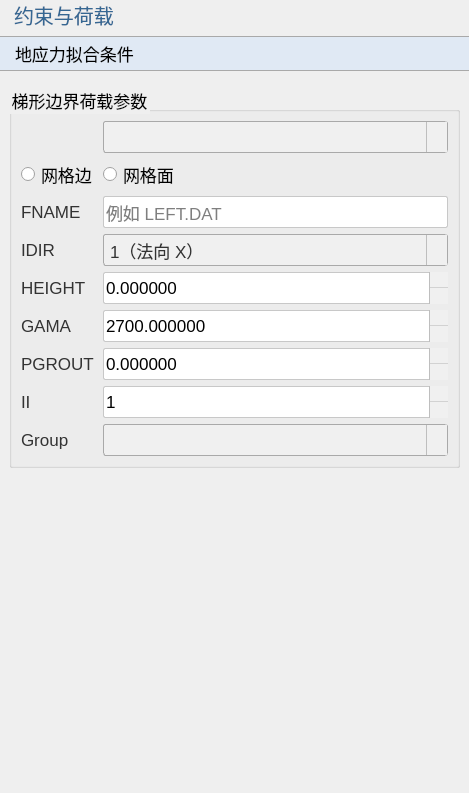
This is plugins/Base_PhysicalField/GeoStressFitFacePage.ui in asd977/base_cae as Qt 5 draws it before an edit. The edited form follows.
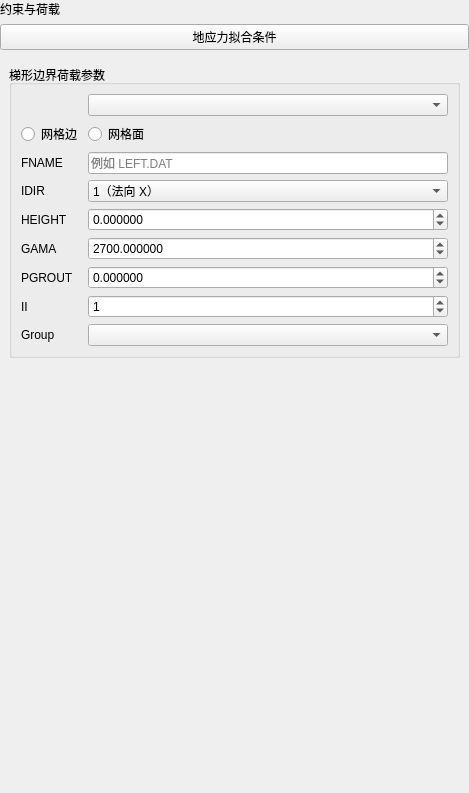
This is the edited form. Icons and pictures are not drawn.

Commit message: fix(ui): place verticalSpacer at page root layout end

The edit to the form file:
```diff
--- a/plugins/Base_PhysicalField/GeoStressFitFacePage.ui
+++ b/plugins/Base_PhysicalField/GeoStressFitFacePage.ui
@@ -13,104 +13,6 @@
   <property name="windowTitle">
    <string>地应力拟合条件</string>
   </property>
-  <property name="styleSheet">
-   <string notr="true">QWidget{
-font-family: &quot;Microsoft YaHei&quot;, &quot;微软雅黑&quot;;
-}
-QPushButton {
-    font-size: 17px;
-    min-height: 32px;
-}
-QPushButton#pushButton {
-    background-color: rgb(224, 233, 244);
-    border-width: 1px;
-    border-color: rgb(121, 121, 121);
-    border-style: solid;
-    min-height: 33px;
-    border-top: 1px solid rgb(169, 169, 169);
-    border-bottom: 1px solid rgb(169, 169, 169);
-    border-left: none;
-    border-right: none;
-    text-align: left;
-    padding-left: 15px;
-    font-size: 17px;
-}
-QLabel {
-    font-size: 17px;
-    color: rgb(51, 51, 51);
-}
-QLabel#pageNameLabel {
-    font-size: 20px;
-    padding-left: 9px;
-    color: rgb(53, 103, 147);
-}
-QLineEdit, QTextEdit, QPlainTextEdit, QSpinBox, QDoubleSpinBox, QDateTimeEdit {
-    border: 1px solid rgb(200, 200, 200);
-    border-radius: 2px;
-    font-size: 17px;
-    min-height: 30px;
-}
-QLineEdit:focus, QTextEdit:focus, QPlainTextEdit:focus,
-QSpinBox:focus, QDoubleSpinBox:focus, QDateTimeEdit:focus {
-    border-color: rgb(100, 100, 255);
-    outline: none;
-}
-QComboBox {
-    font-size: 17px;
-    color: rgb(51, 51, 51);
-    padding-left: 6px;
-    background: rgb(240, 240, 240);
-    border: 1px solid rgb(169, 169, 169);
-    border-radius: 3px;
-    min-height: 30px;
-}
-QComboBox::drop-down {
-    subcontrol-origin: padding;
-    subcontrol-position: top right;
-    width: 20px;
-    background: rgb(240, 240, 240);
-    border-left: 1px solid rgb(190, 190, 190);
-}
-QComboBox::down-arrow {
-    image: url(:/resources/arrow_down_drawn.svg);
-    width: 12px;
-    height: 12px;
-}
-QSpinBox::up-button, QDoubleSpinBox::up-button {
-    subcontrol-origin: border;
-    subcontrol-position: top right;
-    width: 18px;
-    border-left: 1px solid rgb(190, 190, 190);
-    border-bottom: 1px solid rgb(210, 210, 210);
-    background: rgb(240, 240, 240);
-}
-QSpinBox::down-button, QDoubleSpinBox::down-button {
-    subcontrol-origin: border;
-    subcontrol-position: bottom right;
-    width: 18px;
-    border-left: 1px solid rgb(190, 190, 190);
-    background: rgb(240, 240, 240);
-}
-QSpinBox::up-arrow, QDoubleSpinBox::up-arrow {
-    image: url(:/resources/arrow_up_drawn.svg);
-    width: 10px;
-    height: 10px;
-}
-QSpinBox::down-arrow, QDoubleSpinBox::down-arrow {
-    image: url(:/resources/arrow_down_drawn.svg);
-    width: 10px;
-    height: 10px;
-}
-QRadioButton, QCheckBox, QGroupBox {
-    font-size: 17px;
-}
-QTableWidget, QTreeWidget, QListWidget {
-    font-size: 16px;
-    gridline-color: rgb(210, 210, 210);
-}
-
-</string>
-  </property>
   <layout class="QVBoxLayout" name="verticalLayout">
    <property name="leftMargin">
     <number>0</number>
```
Left out of the diff: 10 changed lines with no effect on the pictures. The commit also changes 45 other files.
